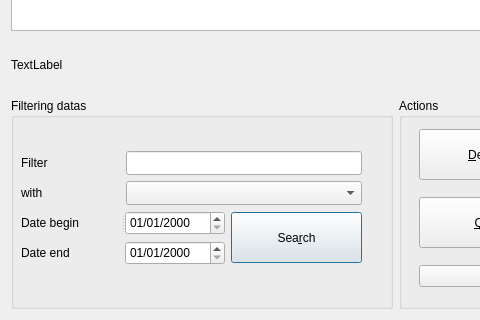
The window that plugins/accountplugin/receipts/controlreceipts.ui (FreeHealth/freehealth) describes before a commit, drawn with Qt 5; both pictures show x 0 to 480 and y 162 to 482 of the 710 by 482 pixel window.
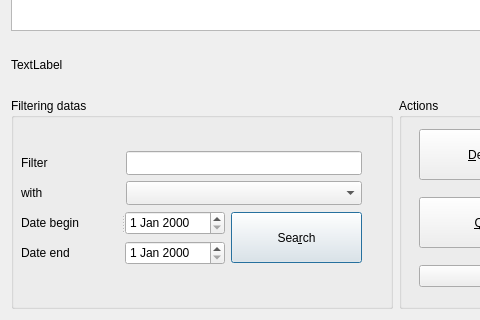
The same window after the commit.

Commit message: standardization of date format in all QDateEdit

Diff of the .ui file:
```diff
--- a/plugins/accountplugin/receipts/controlreceipts.ui
+++ b/plugins/accountplugin/receipts/controlreceipts.ui
@@ -162,9 +162,6 @@
                   <height>24</height>
                  </size>
                 </property>
-                <property name="displayFormat">
-                 <string>dd/MM/yyyy</string>
-                </property>
                </widget>
               </widget>
              </item>
@@ -194,9 +191,6 @@
                    <height>24</height>
                   </size>
                  </property>
-                 <property name="displayFormat">
-                  <string>dd/MM/yyyy</string>
-                 </property>
                 </widget>
                </item>
               </layout>
```
The commit also changes 32 other files.
